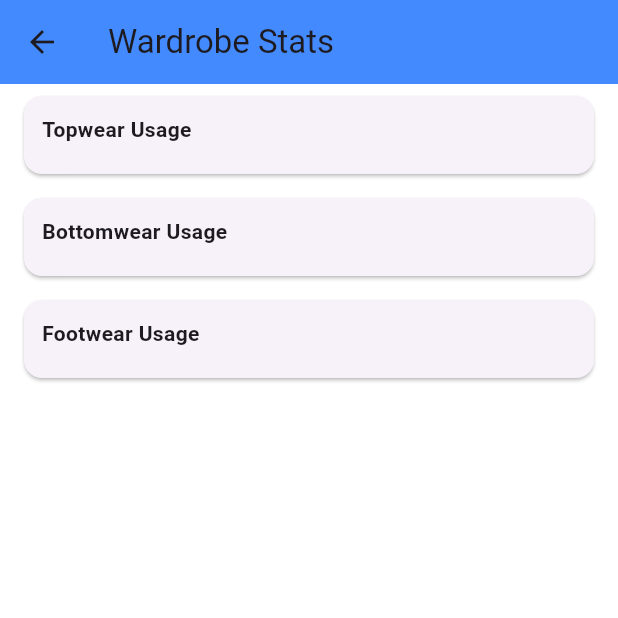
After one commit to UsmanRasool7/Digital-Wardrobe, a Flutter app: the WardrobeStatsPage screen opened directly, on a phone screen of 412 x 824 dp, the top half of it. The commit adds this screen. Run offline on Flutter 3.47's test engine with Material 3 defaults, Android fonts, the phone set to English and light mode, and no system bars; our stand-ins replace cached_network_image, cloud_firestore, firebase_auth, firebase_core, firebase_storage, image_picker; accounts and stored records are empty; network calls fail.

Commit message:
Stats Page made dynamic

```diff
--- a/lib/main.dart
+++ b/lib/main.dart
@@ -6,9 +6,7 @@ import 'package:test_app/screens/signin.dart';
 import 'package:test_app/screens/signup.dart';
 import 'package:provider/provider.dart';
 import 'services/auth_service.dart';
-import 'screens/planner_page.dart';
 import 'screens/styling_page.dart';
-import 'screens/wardrobe_page.dart';
 import 'screens/wardrobe_home.dart';
 import 'screens/calendar_page.dart';
 import 'package:firebase_auth/firebase_auth.dart';
--- /dev/null
+++ b/lib/screens/statistics.dart
@@ -0,0 +1,158 @@
+import 'dart:io';
+import 'package:flutter/material.dart';
+import 'package:firebase_auth/firebase_auth.dart';
+import 'package:cached_network_image/cached_network_image.dart';
+import '/models/outfit_history_table.dart';
+import '/models/clothing_item_model.dart';
+import '/repositories/outfit_history_repository.dart';
+import '/repositories/clothing_item_repository.dart';
+
+class WardrobeStatsPage extends StatefulWidget {
+  const WardrobeStatsPage({Key? key}) : super(key: key);
+
+  @override
+  _WardrobeStatsPageState createState() => _WardrobeStatsPageState();
+}
+
+class _WardrobeStatsPageState extends State<WardrobeStatsPage> {
+  final _historyRepo = OutfitHistoryRepository();
+  final _itemRepo = ClothingItemRepository();
+
+  late Future<void> _initFuture;
+  List<OutfitHistory> _history = [];
+  List<ClothingItemModel> _items = [];
+  bool _loading = true;
+  String _error = '';
+
+  @override
+  void initState() {
+    super.initState();
+    _initFuture = _initData();
+  }
+
+  Future<void> _initData() async {
+    try {
+      final uid = FirebaseAuth.instance.currentUser!.uid;
+      final history = await _historyRepo.getUserOutfitHistory(uid);
+      final items = await _itemRepo.getUserClothingItems(uid);
+      setState(() {
+        _history = history;
+        _items = items;
+        _loading = false;
+      });
+    } catch (e) {
+      setState(() {
+        _error = 'Failed to load data: $e';
+        _loading = false;
+      });
+    }
+  }
+
+  /// Generic counter by ID extractor
+  Map<String, int> _countById<T>(List<T> list, String Function(T) idExtractor) {
+    final counts = <String, int>{};
+    for (var item in list) {
+      final id = idExtractor(item);
+      counts.update(id, (v) => v + 1, ifAbsent: () => 1);
+    }
+    return counts;
+  }
+
+  @override
+  Widget build(BuildContext context) {
+    return Scaffold(
+      backgroundColor: Colors.white,
+      appBar: AppBar(
+        title: const Text('Wardrobe Stats'),
+        backgroundColor: Colors.blueAccent,
+      ),
+      body: FutureBuilder<void>(
+        future: _initFuture,
+        builder: (context, snap) {
+          if (_loading) return const Center(child: CircularProgressIndicator());
+          if (_error.isNotEmpty) return Center(child: Text(_error));
+
+          // Map history to clothing lists
+          final tops = _history.map((h) => h.top).toList();
+          final bottoms = _history.map((h) => h.bottom).toList();
+          final feet = _history.map((h) => h.foot).toList();
+
+          // Count occurrences per itemId
+          final topCounts = _countById<ClothingItem>(tops, (c) => c.itemId);
+          final bottomCounts = _countById<ClothingItem>(bottoms, (c) => c.itemId);
+          final footCounts = _countById<ClothingItem>(feet, (c) => c.itemId);
+
+          /// Lookup imageUrl from ClothingItemModel list
+          String imgFor(String id) {
+            final match = _items.firstWhere(
+                  (i) => i.id == id,
+              orElse: () => ClothingItemModel(
+                id: id,
+                category: '',
+                uploadDate: DateTime.now(),
+                userId: '',
+                imageUrl: '',
+              ),
+            );
+            return match.imageUrl;
+          }
+
+          Widget buildSection(String title, Map<String, int> counts) {
+            return Card(
+              margin: const EdgeInsets.symmetric(vertical: 8, horizontal: 16),
+              child: Padding(
+                padding: const EdgeInsets.all(12),
+                child: Column(
+                  crossAxisAlignment: CrossAxisAlignment.start,
+                  children: [
+                    Text(title, style: const TextStyle(fontWeight: FontWeight.bold)),
+                    const SizedBox(height: 8),
+                    GridView.count(
+                      crossAxisCount: 3,
+                      crossAxisSpacing: 8,
+                      mainAxisSpacing: 8,
+                      shrinkWrap: true,
+                      physics: const NeverScrollableScrollPhysics(),
+                      children: counts.entries.map((e) {
+                        final url = imgFor(e.key);
+                        return Column(
+                          children: [
+                            Expanded(
+                              child: ClipRRect(
+                                borderRadius: BorderRadius.circular(8),
+                                child: url.isNotEmpty
+                                    ? (url.startsWith('http')
+                                    ? CachedNetworkImage(
+                                  imageUrl: url,
+                                  fit: BoxFit.cover,
+                                  placeholder: (c, u) => const Center(child: CircularProgressIndicator()),
+                                  errorWidget: (c, u, _) => const Icon(Icons.broken_image),
+                                )
+                                    : Image.file(File(url), fit: BoxFit.cover))
+                                    : Container(color: Colors.grey[200]),
+                              ),
+                            ),
+                            const SizedBox(height: 4),
+                            Text('${e.value}× worn', style: const TextStyle(fontSize: 12, color: Colors.grey)),
+                          ],
+                        );
+                      }).toList(),
+                    ),
+                  ],
+                ),
+              ),
+            );
+          }
+
+          return ListView(
+            children: [
+              buildSection('Topwear Usage', topCounts),
+              buildSection('Bottomwear Usage', bottomCounts),
+              buildSection('Footwear Usage', footCounts),
+            ],
+          );
+        },
+      ),
+    );
+  }
+}
--- a/lib/screens/styling.dart
+++ b/lib/screens/styling.dart
@@ -2,7 +2,6 @@ import 'dart:convert';
 import 'dart:io';
 import 'package:flutter/material.dart';
 import 'package:firebase_auth/firebase_auth.dart';
-import 'package:cloud_firestore/cloud_firestore.dart';
 import 'package:test_app/widgets/custom_bottom_nav.dart';
 import 'package:test_app/repositories/clothing_item_repository.dart';
 import 'package:test_app/models/clothing_item_model.dart';
@@ -330,7 +329,9 @@ class _StylingPageState extends State<StylingPage> {
       if (it.colorTag != null && tags.contains(it.colorTag!)) score++;
       if (it.fitTag != null && tags.contains(it.fitTag!)) score++;
       if (it.culturalInfluenceTag != null &&
-          tags.contains(it.culturalInfluenceTag!)) score++;
+          tags.contains(it.culturalInfluenceTag!)) {
+        score++;
+      }
       if (score > bestScore) {
         bestScore = score;
         best = it;
--- a/lib/screens/user_input.dart
+++ b/lib/screens/user_input.dart
@@ -3,7 +3,7 @@ import '../constants/tag_options.dart';
 
 
 class UserPreferencesPage extends StatefulWidget {
-  const UserPreferencesPage({Key? key}) : super(key: key);
+  const UserPreferencesPage({super.key});
 
   @override
   State<UserPreferencesPage> createState() => _UserPreferencesPageState();
```
Also changed, not shown: lib/repositories/outfit_history_repository.dart (+9 -3 lines), lib/screens/wardrobe_home.dart (+9 -5 lines).
